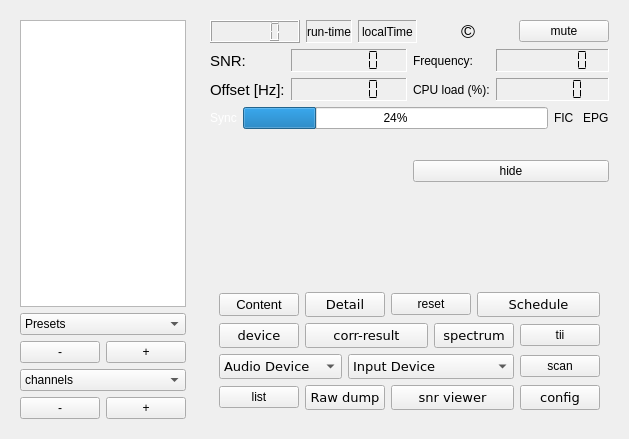
First picture: the form in forms/dabradio.ui, repository JvanKatwijk/qt-dab, before the edit.
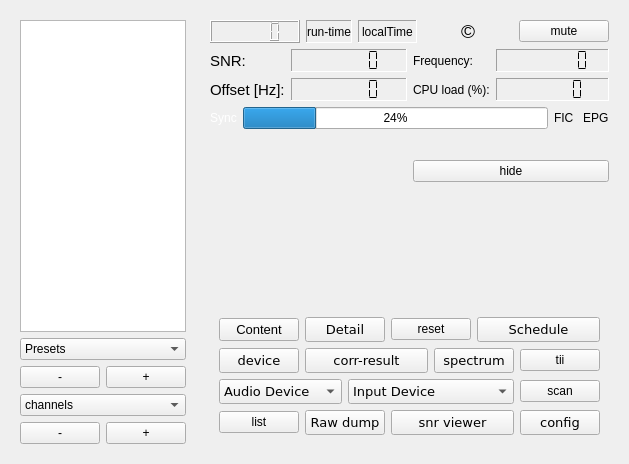
Second picture: the form after the edit. Custom widgets are drawn as their Qt base class.

The edit to the form file:
```diff
--- a/forms/dabradio.ui
+++ b/forms/dabradio.ui
@@ -7,7 +7,7 @@
     <x>0</x>
     <y>0</y>
     <width>624</width>
-    <height>439</height>
+    <height>464</height>
    </rect>
   </property>
   <property name="sizePolicy">
@@ -551,6 +551,13 @@
         </property>
        </widget>
       </item>
+      <item>
+       <widget class="QLabel" name="distanceLabel">
+        <property name="text">
+         <string>   </string>
+        </property>
+       </widget>
+      </item>
       <item>
        <widget class="QWidget" name="controlWidget" native="true">
         <layout class="QHBoxLayout" name="horizontalLayout_3">
```
